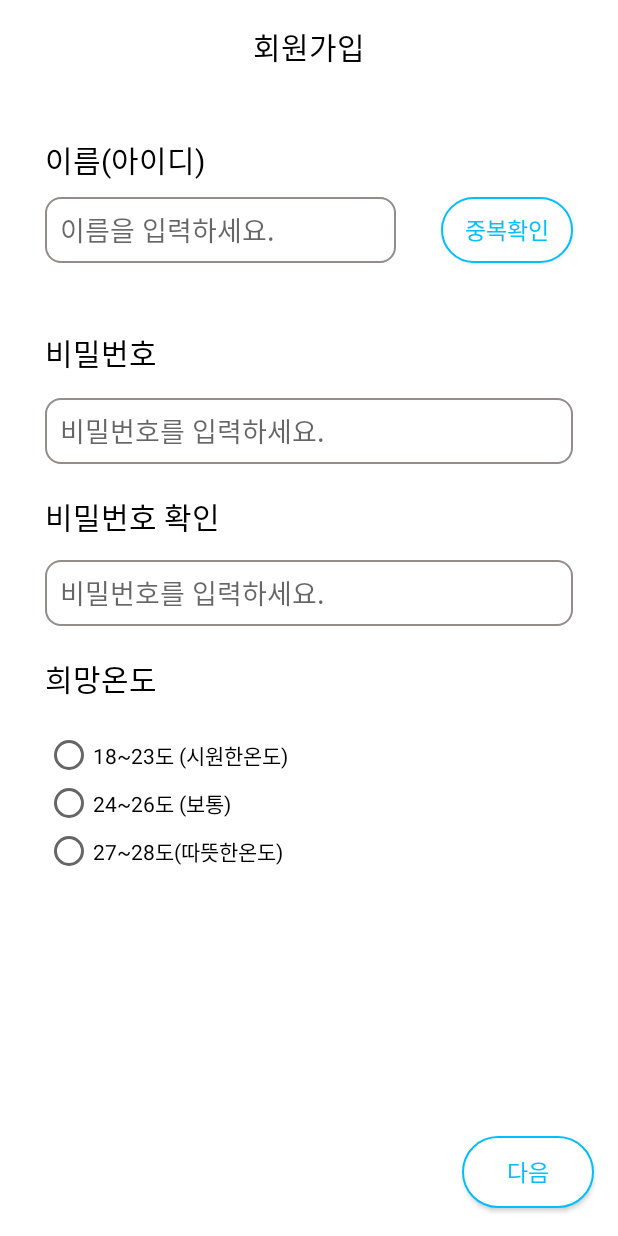
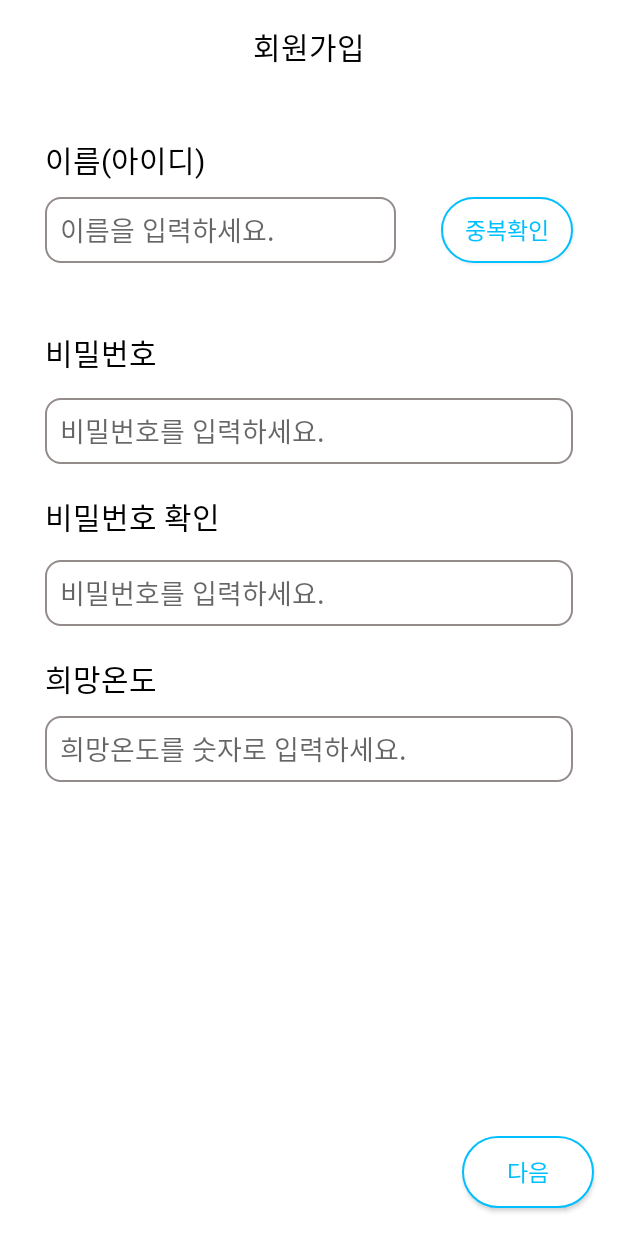
Before and after one commit to sorrylim/CapstoneDesign, an Android app: the Signup1Activity screen opened directly, with no data from a screen before it, on a phone screen of 412 x 824 dp. Run offline under Robolectric (Android 15) with nearby library versions, the phone set to English and light mode, and no system bars; network calls fail.

Commit message:
하는중

```diff
--- a/AUS/app/src/main/AndroidManifest.xml
+++ b/AUS/app/src/main/AndroidManifest.xml
@@ -13,7 +13,7 @@
         android:supportsRtl="true"
         android:theme="@style/AppTheme"
         android:usesCleartextTraffic="true">
-        <activity android:name=".IntroActivity.Signup2Activity"></activity>
+        <activity android:name=".IntroActivity.Device1Activity"></activity>
         <activity android:name=".IntroActivity.Signup1Activity" />
         <activity android:name=".IntroActivity.LoginActivity" >
             <intent-filter>
--- a/AUS/app/src/main/res/layout/activity_signup1.xml
+++ b/AUS/app/src/main/res/layout/activity_signup1.xml
@@ -164,7 +164,7 @@
         app:layout_constraintTop_toBottomOf="@+id/edit_name" />
 
     <TextView
-        android:id="@+id/edit_tem"
+        android:id="@+id/text_tem"
         android:layout_width="wrap_content"
         android:layout_height="wrap_content"
         android:layout_marginStart="30dp"
@@ -175,34 +175,23 @@
         app:layout_constraintStart_toStartOf="parent"
         app:layout_constraintTop_toBottomOf="@+id/edit_pwcheck" />
 
-    <RadioGroup
-        android:id="@+id/radio_tem"
-        android:layout_width="247dp"
-        android:layout_height="101dp"
+    <EditText
+        android:id="@+id/edit_tem"
+        android:layout_width="0dp"
+        android:layout_height="44dp"
         android:layout_marginStart="30dp"
-        android:layout_marginTop="20dp"
+        android:layout_marginTop="10dp"
+        android:layout_marginEnd="30dp"
+        android:background="@drawable/edittext_signup"
+        android:hint="희망온도를 숫자로 입력하세요."
+        android:inputType="number"
+        android:textColor="#000000"
+        android:textSize="18sp"
         app:layout_constraintBottom_toBottomOf="parent"
+        app:layout_constraintEnd_toEndOf="parent"
+        app:layout_constraintHorizontal_bias="0.0"
         app:layout_constraintStart_toStartOf="parent"
-        app:layout_constraintTop_toBottomOf="@+id/edit_tem"
-        app:layout_constraintVertical_bias="0.0">
-
-        <RadioButton
-            android:id="@+id/radiobtn_cold"
-            android:layout_width="match_parent"
-            android:layout_height="wrap_content"
-            android:text="18~23도 (시원한온도)" />
-
-        <RadioButton
-            android:id="@+id/radiobtn_mid"
-            android:layout_width="match_parent"
-            android:layout_height="wrap_content"
-            android:text="24~26도 (보통)" />
-
-        <RadioButton
-            android:id="@+id/radiobtn_hot"
-            android:layout_width="match_parent"
-            android:layout_height="wrap_content"
-            android:text="27~28도(따뜻한온도)" />
-    </RadioGroup>
+        app:layout_constraintTop_toBottomOf="@+id/text_tem"
+        app:layout_constraintVertical_bias="0.0" />
 
 </androidx.constraintlayout.widget.ConstraintLayout>
```
Also changed, not shown: AUS/app/src/main/java/com/capstone/aus/IntroActivity/Device1Activity.kt (added, +20 -0 lines), AUS/app/src/main/java/com/capstone/aus/IntroActivity/Device2Activity.kt (added, +17 -0 lines), AUS/app/src/main/java/com/capstone/aus/IntroActivity/Signup1Activity.kt (+47 -4 lines), AUS/app/src/main/java/com/capstone/aus/IntroActivity/Signup2Activity.kt (deleted, +0 -15 lines), AUS/app/src/main/java/com/capstone/aus/MainActivity/VolleyService.kt (+84 -0 lines), AUS/app/src/main/res/layout/activity_product1.xml (added, +42 -0 lines), AUS/app/src/main/res/layout/activity_product2.xml (added, +32 -0 lines), AUS/app/src/main/res/layout/activity_product3.xml (added, +32 -0 lines), AUS/app/src/main/res/layout/activity_signup2.xml (deleted, +0 -19 lines), 2 other files.
